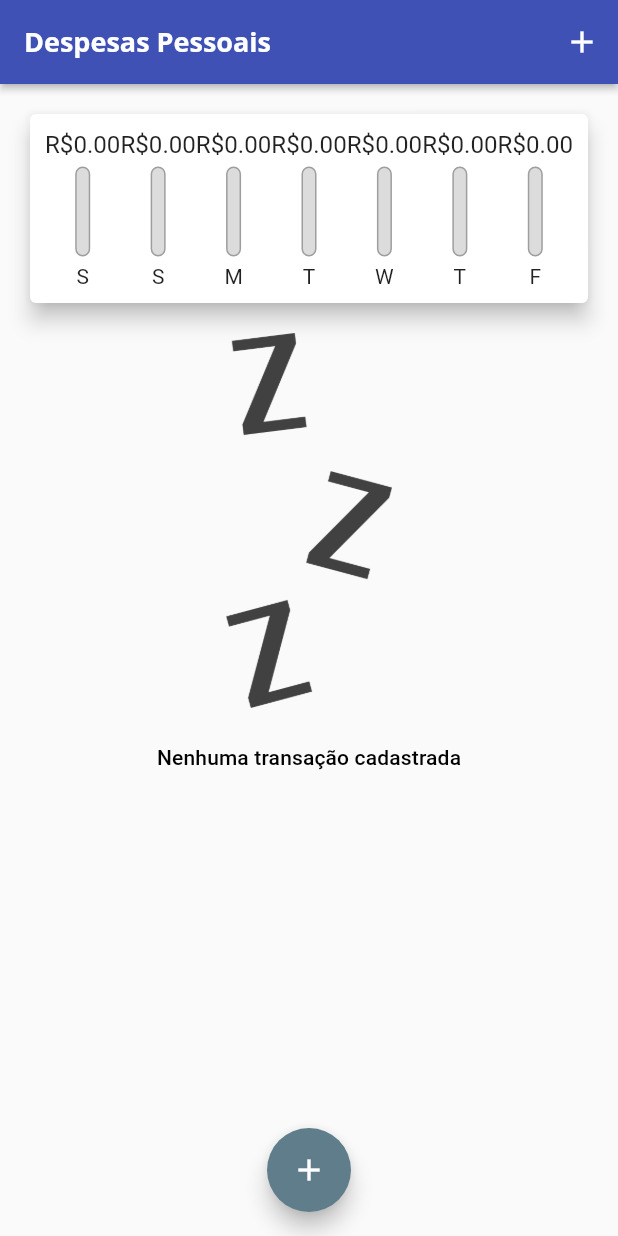
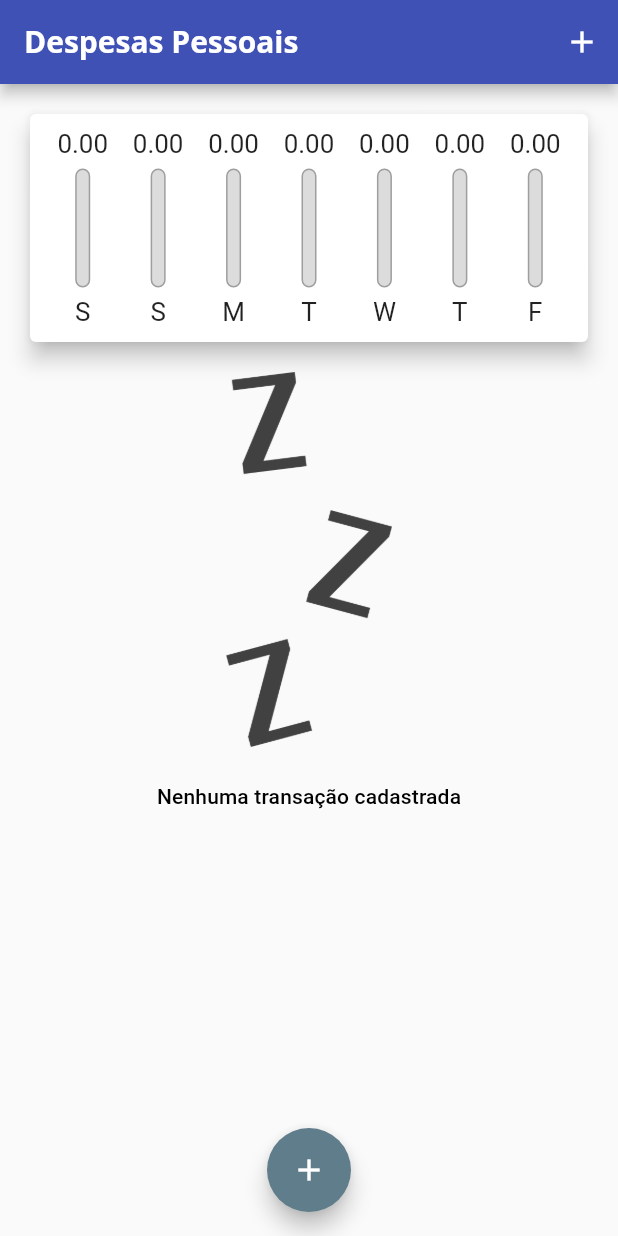
Before and after one commit to FelCarv01/despesas, a Flutter app: the screen it shows after launch, on a phone screen of 412 x 824 dp. Run offline on Flutter 3.47's test engine with Material 2 defaults, Android fonts, the phone set to English and light mode, and no system bars.

Commit message:
fix: add LayoutBuilder e melhorando responsividade

```diff
--- a/lib/module/views/components/chart.dart
+++ b/lib/module/views/components/chart.dart
@@ -44,7 +44,9 @@ class Chart extends StatelessWidget {
   @override
   Widget build(BuildContext context) {
     groupedTransactions;
-    return Card(
+    return SizedBox(
+      height: MediaQuery.of(context).size.height,
+      child: Card(
         elevation: 6,
         margin: const EdgeInsets.all(20),
         child: Padding(
@@ -65,6 +67,7 @@ class Chart extends StatelessWidget {
             }).toList(),
           ),
         ),
+      ),
     );
   }
 }
--- a/lib/module/views/components/chart_bar.dart
+++ b/lib/module/views/components/chart_bar.dart
@@ -1,4 +1,5 @@
 import 'package:flutter/material.dart';
+import 'package:flutter/rendering.dart';
 
 class ChartBar extends StatelessWidget {
   const ChartBar({
@@ -14,19 +15,20 @@ class ChartBar extends StatelessWidget {
 
   @override
   Widget build(BuildContext context) {
+    return LayoutBuilder(builder: (context, constraints) {
       return Column(
         children: [
           SizedBox(
-          height: 20,
+            height: constraints.maxHeight * .15,
             child: FittedBox(
-            child: Text('R\$${value.toStringAsFixed(2)}'),
+              child: Text(value.toStringAsFixed(2)),
             ),
           ),
-        const SizedBox(
-          height: 5,
+          SizedBox(
+            height: constraints.maxHeight * .05,
           ),
           SizedBox(
-          height: 60,
+            height: constraints.maxHeight * 0.6,
             width: 10,
             child: Stack(
               alignment: Alignment.bottomCenter,
@@ -51,11 +53,17 @@ class ChartBar extends StatelessWidget {
               ],
             ),
           ),
-        const SizedBox(
-          height: 5,
+          SizedBox(
+            height: constraints.maxHeight * .05,
           ),
-        Text(label),
+          SizedBox(
+            height: constraints.maxHeight * .15,
+            child: FittedBox(
+              child: Text(label),
+            ),
+          ),
         ],
       );
+    });
   }
 }
--- a/lib/module/views/components/transaction_list.dart
+++ b/lib/module/views/components/transaction_list.dart
@@ -15,7 +15,7 @@ class TransactionList extends StatelessWidget {
   @override
   Widget build(BuildContext context) {
     return SizedBox(
-      height: 350,
+      height: MediaQuery.of(context).size.height,
       child: transactions.isEmpty
           ? Column(
               children: [
--- a/lib/module/views/home_page.dart
+++ b/lib/module/views/home_page.dart
@@ -1,4 +1,5 @@
 import 'dart:math';
+import 'dart:ui';
 
 import 'package:despesas/module/models/transaction.dart';
 import 'package:despesas/module/views/components/chart.dart';
@@ -57,8 +58,7 @@ class _HomePageState extends State<HomePage> {
 
   @override
   Widget build(BuildContext context) {
-    return Scaffold(
-      appBar: AppBar(
+    final appBar = AppBar(
       titleTextStyle: Theme.of(context).appBarTheme.titleTextStyle,
       actions: [
         IconButton(
@@ -66,21 +66,30 @@ class _HomePageState extends State<HomePage> {
           icon: const Icon(Icons.add),
         ),
       ],
-        elevation: 2,
-        title: const Text(
+      title: Text(
         "Despesas Pessoais",
+        style: TextStyle(fontSize: 20 * MediaQuery.of(context).textScaleFactor),
       ),
-      ),
+    );
+    final availableHeigth = MediaQuery.of(context).size.height -
+        appBar.preferredSize.height -
+        MediaQuery.of(context).padding.top;
+    return Scaffold(
+      appBar: appBar,
       body: SingleChildScrollView(
         child: Column(
           children: [
             SizedBox(
+              height: availableHeigth * .25,
               width: double.infinity,
               child: Chart(_recentTransactions),
             ),
-            TransactionList(
+            SizedBox(
+              height: availableHeigth * .75,
+              child: TransactionList(
                 transactions: _transactions,
                 removeTransaction: _removeTransaction,
+              ),
             ),
           ],
         ),
```
Lines whose indentation alone changed are shown as unchanged.
